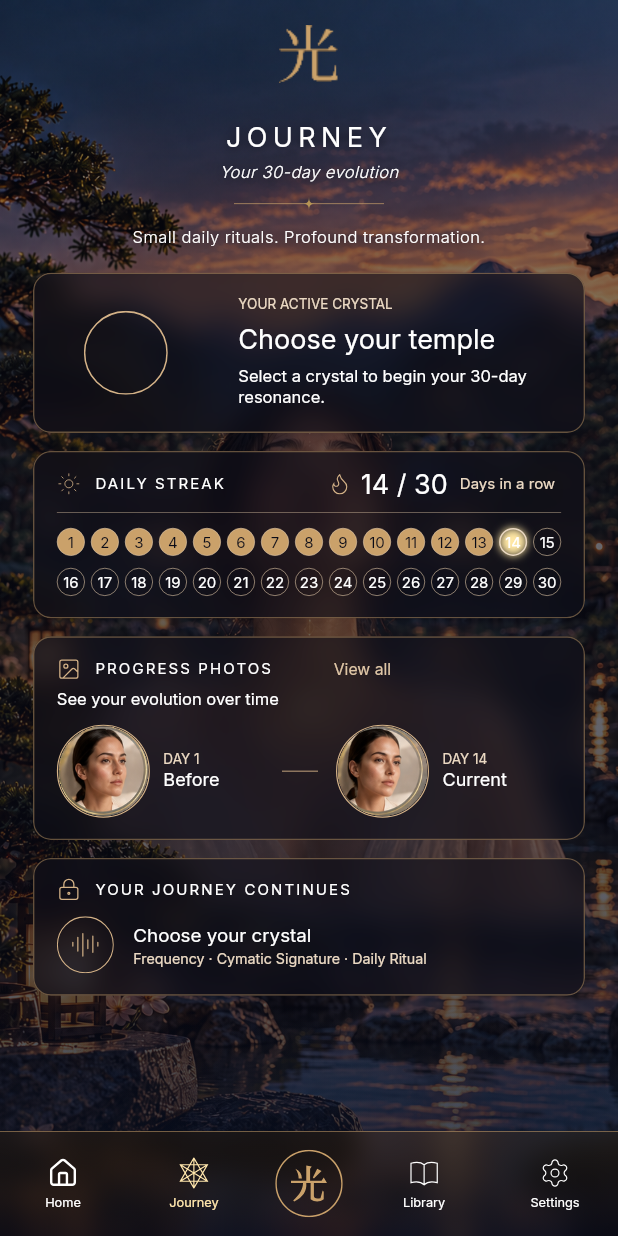
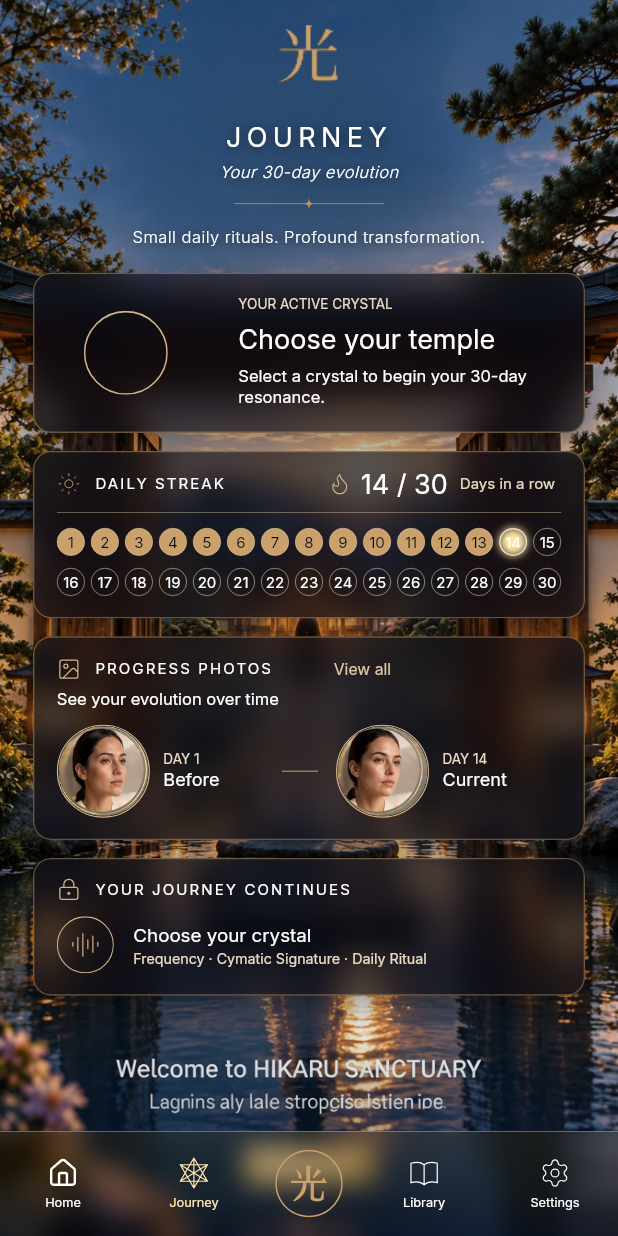
Before and after one commit to RanRodri/Hikaru, a Flutter app: the HikaruShell screen opened directly with empty values, item 2 of the bottom bar chosen, on a phone screen of 412 x 824 dp. Run offline on Flutter 3.47's test engine with Material 3 defaults, Android fonts, the phone set to English and light mode, and no system bars; our stand-ins replace audioplayers, flutter_riverpod, flutter_svg, go_router, riverpod_annotation, shared_preferences; accounts and stored records are empty; generated files the repository leaves out were written again; project files that could hold a hidden picture were left out.

Commit message:
Rest the journal and profile on a shared landscape.
Drop the model photo from Journal and Profile and use the existing sanctuary landscape. Journal surface, border, blur, elevation, shadow, and radius are design tokens, and Profile uses that same surface instead of light cards over a portrait.

Co-authored-by: RanRodri <RanRodri@users.noreply.github.com>

```diff
--- /dev/null
+++ b/lib/core/design_system/tokens/app_journal.dart
@@ -0,0 +1,15 @@
+// GENERATED CODE - DO NOT MODIFY BY HAND.
+// Source: tokens.json. Regenerate with: dart run tool/generate_tokens.dart
+
+import 'package:flutter/painting.dart';
+
+abstract final class AppJournal {
+  static const Color surface = Color.fromRGBO(10, 11, 23, 0.55);
+  static const Color border = Color.fromRGBO(202, 161, 106, 0.45);
+  static const Color shadow = Color.fromRGBO(0, 0, 0, 0.35);
+  static const double blur = 10.0;
+  static const double elevation = 8.0;
+  static const double radius = 12.0;
+  static const double shadowBlur = 18.0;
+  static const double shadowOffset = 8.0;
+}
--- a/lib/core/design_system/widgets/hikaru_shell.dart
+++ b/lib/core/design_system/widgets/hikaru_shell.dart
@@ -21,6 +21,9 @@ class HikaruShell extends StatelessWidget {
   static const double designWidth = 390;
   static const String gardenBackground =
       'assets/images/harmony_garden_background.png';
+
+  /// Neutral landscape with no figure. Journal and Profile share it.
+  static const String journalLandscape = 'assets/images/sanctuary_hero.png';
   static const Map<HikaruDestination, String> _destinationRoutes = {
     HikaruDestination.home: AppRoutes.home,
     HikaruDestination.journey: AppRoutes.journey,
--- a/lib/features/journey/presentation/journey_cards.dart
+++ b/lib/features/journey/presentation/journey_cards.dart
@@ -7,6 +7,7 @@ import 'package:go_router/go_router.dart';
 
 import '../../../core/design_system/tokens/app_colors.dart';
 import '../../../core/design_system/tokens/app_font_sizes.dart';
+import '../../../core/design_system/tokens/app_journal.dart';
 import '../../../core/design_system/tokens/app_radii.dart';
 import '../../../core/design_system/tokens/app_spacing.dart';
 import '../../../core/design_system/tokens/app_typography.dart';
@@ -57,21 +58,34 @@ class _JourneyCard extends StatelessWidget {
 
   @override
   Widget build(BuildContext context) {
-    return ClipRRect(
-      borderRadius: BorderRadius.circular(AppRadii.r12),
-      child: BackdropFilter(
-        filter: ImageFilter.blur(sigmaX: 10, sigmaY: 10),
-        child: Container(
-          padding: padding,
-          decoration: BoxDecoration(
-            color: AppColors.darkIndigoBlue.withValues(alpha: 0.55),
-            borderRadius: BorderRadius.circular(AppRadii.r12),
-            border: Border.all(
-              color: AppColors.champagneGold.withValues(alpha: 0.45),
-              width: 0.9,
+    return DecoratedBox(
+      decoration: BoxDecoration(
+        borderRadius: BorderRadius.circular(AppJournal.radius),
+        boxShadow: [
+          BoxShadow(
+            color: AppJournal.shadow,
+            blurRadius: AppJournal.shadowBlur,
+            spreadRadius: AppJournal.elevation / 4,
+            offset: const Offset(0, AppJournal.shadowOffset),
+          ),
+        ],
+      ),
+      child: ClipRRect(
+        borderRadius: BorderRadius.circular(AppJournal.radius),
+        child: BackdropFilter(
+          filter: ImageFilter.blur(
+            sigmaX: AppJournal.blur,
+            sigmaY: AppJournal.blur,
+          ),
+          child: Container(
+            padding: padding,
+            decoration: BoxDecoration(
+              color: AppJournal.surface,
+              borderRadius: BorderRadius.circular(AppJournal.radius),
+              border: Border.all(color: AppJournal.border, width: 0.9),
             ),
+            child: child,
           ),
-          child: child,
         ),
       ),
     );
--- a/lib/features/journey/presentation/journey_screen.dart
+++ b/lib/features/journey/presentation/journey_screen.dart
@@ -4,6 +4,7 @@ import '../../../core/design_system/tokens/app_spacing.dart';
 import '../../../core/design_system/widgets/hikaru_navigation_bar.dart';
 import '../../../core/design_system/widgets/hikaru_page_intro.dart';
 import '../../../core/design_system/widgets/hikaru_scroll_page.dart';
+import '../../../core/design_system/widgets/hikaru_shell.dart';
 import 'journey_cards.dart';
 
 class JourneyScreen extends StatelessWidget {
@@ -15,7 +16,7 @@ class JourneyScreen extends StatelessWidget {
   Widget build(BuildContext context) {
     return const HikaruScrollPage(
       active: HikaruDestination.journey,
-      dimBackground: true,
+      backgroundAsset: HikaruShell.journalLandscape,
       children: [
         HikaruPageIntro(
           title: 'JOURNEY',
--- a/lib/features/profile/presentation/profile_screen.dart
+++ b/lib/features/profile/presentation/profile_screen.dart
@@ -4,6 +4,7 @@ import '../../../core/design_system/tokens/app_spacing.dart';
 import '../../../core/design_system/widgets/hikaru_navigation_bar.dart';
 import '../../../core/design_system/widgets/hikaru_page_intro.dart';
 import '../../../core/design_system/widgets/hikaru_scroll_page.dart';
+import '../../../core/design_system/widgets/hikaru_shell.dart';
 import 'profile_cards.dart';
 
 class ProfileScreen extends StatelessWidget {
@@ -15,6 +16,7 @@ class ProfileScreen extends StatelessWidget {
   Widget build(BuildContext context) {
     return const HikaruScrollPage(
       active: HikaruDestination.settings,
+      backgroundAsset: HikaruShell.journalLandscape,
       children: [
         HikaruPageIntro(
           title: 'SANCTUARY PROFILE',
```
Also changed, not shown: lib/features/profile/presentation/profile_cards.dart (+25 -8 lines), tokens.json (+10 -0 lines), tool/generate_tokens.dart (+30 -1 lines).
